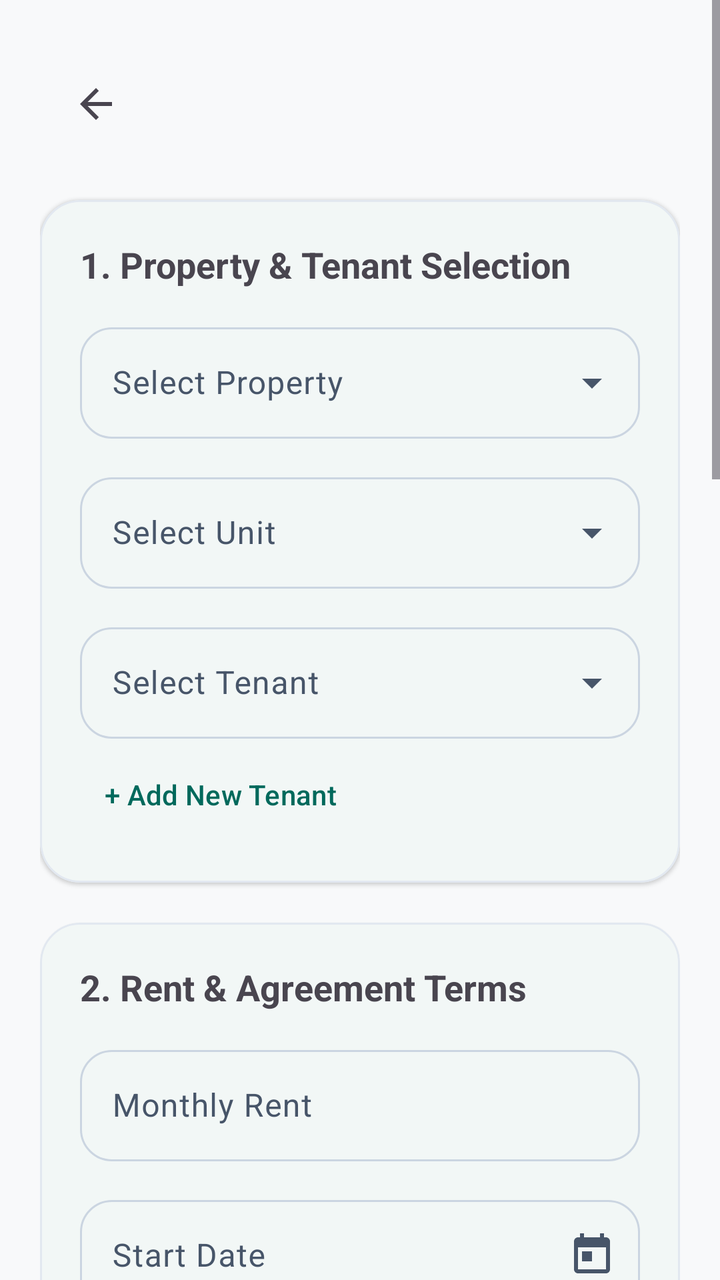
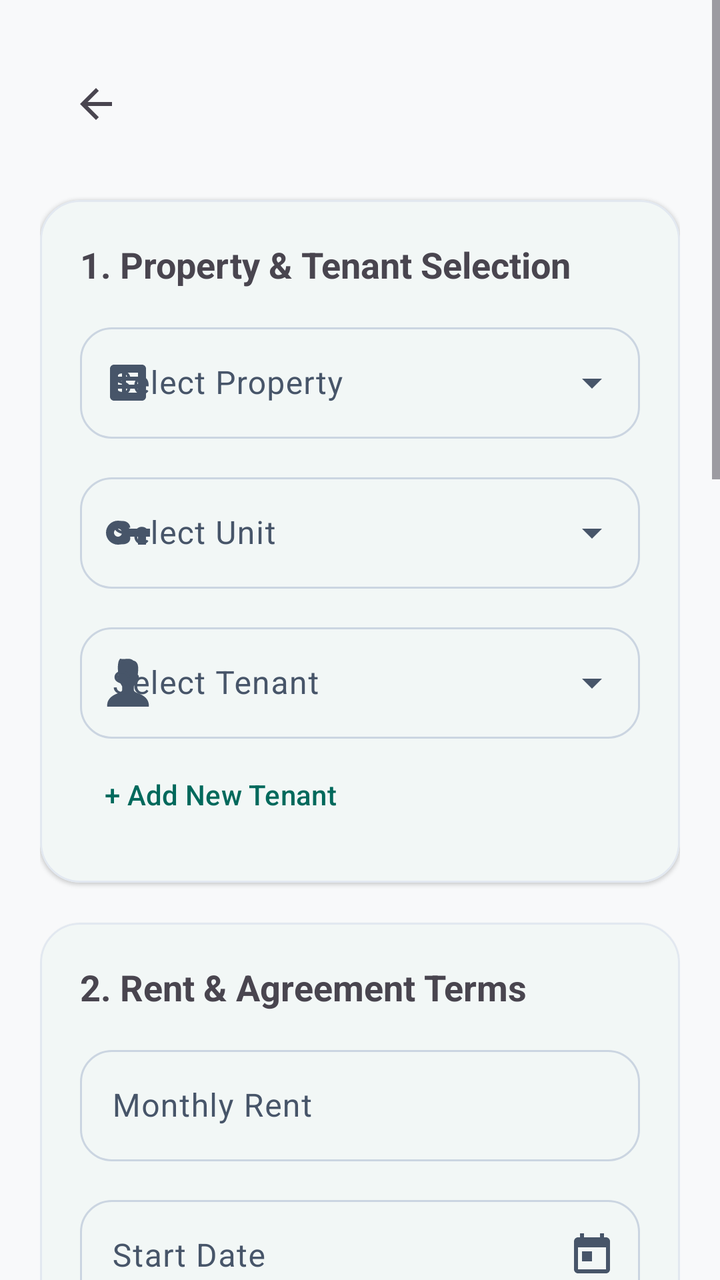

Before-and-after screenshots of an Android layout around one commit, followed by the original layout XML and the change that was made.
<!-- AndroidManifest.xml: application theme Theme.RobHouseRental -->
<!-- res/layout/activity_add_tenancy.xml -->
<?xml version="1.0" encoding="utf-8"?>
<ScrollView
    xmlns:android="http://schemas.android.com/apk/res/android"
    xmlns:app="http://schemas.android.com/apk/res-auto"
    android:layout_width="match_parent"
    android:layout_height="match_parent"
    android:fitsSystemWindows="true"
    android:fillViewport="true">

    <LinearLayout
        android:layout_width="match_parent"
        android:layout_height="wrap_content"
        android:orientation="vertical"
        android:padding="20dp">

        
        <com.google.android.material.appbar.MaterialToolbar
            android:id="@+id/toolbarAddTenancy"
            android:layout_width="match_parent"
            android:layout_height="?attr/actionBarSize"
            android:title="@string/add_tenancy_title"
            app:navigationIcon="@drawable/ic_arrow_back" />

        
        <com.google.android.material.card.MaterialCardView
            android:layout_width="match_parent"
            android:layout_height="wrap_content"
            android:layout_marginTop="16dp"
            app:cardCornerRadius="20dp"
            app:cardElevation="1dp"
            app:strokeWidth="1dp">

            <LinearLayout
                android:layout_width="match_parent"
                android:layout_height="wrap_content"
                android:orientation="vertical"
                android:padding="20dp">

                <TextView
                    android:layout_width="match_parent"
                    android:layout_height="wrap_content"
                    android:text="@string/property_selection_step"
                    android:textSize="18sp"
                    android:textStyle="bold" />

                
                <com.google.android.material.textfield.TextInputLayout
                    android:id="@+id/layoutSelectProperty"
                    style="@style/Widget.Material3.TextInputLayout.OutlinedBox.ExposedDropdownMenu"
                    android:layout_width="match_parent"
                    android:layout_height="wrap_content"
                    android:layout_marginTop="14dp"
                    android:hint="@string/select_property"
                    app:boxCornerRadiusBottomEnd="16dp"
                    app:boxCornerRadiusBottomStart="16dp"
                    app:boxCornerRadiusTopEnd="16dp"
                    app:boxCornerRadiusTopStart="16dp">

                    <com.google.android.material.textfield.MaterialAutoCompleteTextView
                        android:id="@+id/autoProperty"
                        android:layout_width="match_parent"
                        android:layout_height="wrap_content"
                        android:inputType="none"
                        android:textSize="16sp" />

                </com.google.android.material.textfield.TextInputLayout>

                
                <com.google.android.material.textfield.TextInputLayout
                    android:id="@+id/layoutSelectUnit"
                    style="@style/Widget.Material3.TextInputLayout.OutlinedBox.ExposedDropdownMenu"
                    android:layout_width="match_parent"
                    android:layout_height="wrap_content"
                    android:layout_marginTop="14dp"
                    android:hint="@string/select_unit"
                    app:boxCornerRadiusBottomEnd="16dp"
                    app:boxCornerRadiusBottomStart="16dp"
                    app:boxCornerRadiusTopEnd="16dp"
                    app:boxCornerRadiusTopStart="16dp">

                    <com.google.android.material.textfield.MaterialAutoCompleteTextView
                        android:id="@+id/autoUnit"
                        android:layout_width="match_parent"
                        android:layout_height="wrap_content"
                        android:inputType="none"
                        android:textSize="16sp" />

                </com.google.android.material.textfield.TextInputLayout>

                
                <com.google.android.material.textfield.TextInputLayout
                    android:id="@+id/layoutSelectTenant"
                    style="@style/Widget.Material3.TextInputLayout.OutlinedBox.ExposedDropdownMenu"
                    android:layout_width="match_parent"
                    android:layout_height="wrap_content"
                    android:layout_marginTop="14dp"
                    android:hint="@string/select_tenant"
                    app:boxCornerRadiusBottomEnd="16dp"
                    app:boxCornerRadiusBottomStart="16dp"
                    app:boxCornerRadiusTopEnd="16dp"
                    app:boxCornerRadiusTopStart="16dp">

                    <com.google.android.material.textfield.MaterialAutoCompleteTextView
                        android:id="@+id/autoTenant"
                        android:layout_width="match_parent"
                        android:layout_height="wrap_content"
                        android:inputType="none"
                        android:textSize="16sp" />

                </com.google.android.material.textfield.TextInputLayout>

                
                <com.google.android.material.button.MaterialButton
                    android:id="@+id/btnAddTenantShortcut"
                    style="@style/Widget.Material3.Button.TextButton"
                    android:layout_width="wrap_content"
                    android:layout_height="wrap_content"
                    android:layout_marginTop="4dp"
                    android:text="@string/add_new_tenant_option"
                    android:textSize="14sp" />

            </LinearLayout>

        </com.google.android.material.card.MaterialCardView>

        
        <com.google.android.material.card.MaterialCardView
            android:layout_width="match_parent"
            android:layout_height="wrap_content"
            android:layout_marginTop="20dp"
            app:cardCornerRadius="20dp"
            app:cardElevation="1dp"
            app:strokeWidth="1dp">

            <LinearLayout
                android:layout_width="match_parent"
                android:layout_height="wrap_content"
                android:orientation="vertical"
                android:padding="20dp">

                <TextView
                    android:layout_width="match_parent"
                    android:layout_height="wrap_content"
                    android:text="@string/rent_agreement_terms_step"
                    android:textSize="18sp"
                    android:textStyle="bold" />

                
                <com.google.android.material.textfield.TextInputLayout
                    android:id="@+id/layoutMonthlyRent"
                    style="@style/Widget.Material3.TextInputLayout.OutlinedBox"
                    android:layout_width="match_parent"
                    android:layout_height="wrap_content"
                    android:layout_marginTop="14dp"
                    android:hint="@string/monthly_rent"
                    app:boxCornerRadiusBottomEnd="16dp"
                    app:boxCornerRadiusBottomStart="16dp"
                    app:boxCornerRadiusTopEnd="16dp"
                    app:boxCornerRadiusTopStart="16dp"
                    app:prefixText="৳ ">

                    <com.google.android.material.textfield.TextInputEditText
                        android:id="@+id/etMonthlyRent"
                        android:layout_width="match_parent"
                        android:layout_height="wrap_content"
                        android:inputType="numberDecimal"
                        android:textSize="16sp" />

                </com.google.android.material.textfield.TextInputLayout>

                
                <com.google.android.material.textfield.TextInputLayout
                    android:id="@+id/layoutStartDate"
                    style="@style/Widget.Material3.TextInputLayout.OutlinedBox"
                    android:layout_width="match_parent"
                    android:layout_height="wrap_content"
                    android:layout_marginTop="14dp"
                    android:hint="@string/start_date"
                    app:boxCornerRadiusBottomEnd="16dp"
                    app:boxCornerRadiusBottomStart="16dp"
                    app:boxCornerRadiusTopEnd="16dp"
                    app:boxCornerRadiusTopStart="16dp"
                    app:endIconDrawable="@drawable/ic_calendar"
                    app:endIconMode="custom">

                    <com.google.android.material.textfield.TextInputEditText
                        android:id="@+id/etStartDate"
                        android:layout_width="match_parent"
                        android:layout_height="wrap_content"
                        android:clickable="true"
                        android:cursorVisible="false"
                        android:focusable="false"
                        android:inputType="none"
                        android:textSize="16sp" />

                </com.google.android.material.textfield.TextInputLayout>

                
                <com.google.android.material.textfield.TextInputLayout
                    android:id="@+id/layoutEndDate"
                    style="@style/Widget.Material3.TextInputLayout.OutlinedBox"
                    android:layout_width="match_parent"
                    android:layout_height="wrap_content"
                    android:layout_marginTop="14dp"
                    android:hint="@string/end_date"
                    app:boxCornerRadiusBottomEnd="16dp"
                    app:boxCornerRadiusBottomStart="16dp"
                    app:boxCornerRadiusTopEnd="16dp"
                    app:boxCornerRadiusTopStart="16dp"
                    app:endIconDrawable="@drawable/ic_calendar"
                    app:endIconMode="custom">

                    <com.google.android.material.textfield.TextInputEditText
                        android:id="@+id/etEndDate"
                        android:layout_width="match_parent"
                        android:layout_height="wrap_content"
                        android:clickable="true"
                        android:cursorVisible="false"
                        android:focusable="false"
                        android:inputType="none"
                        android:textSize="16sp" />

                </com.google.android.material.textfield.TextInputLayout>

                
                <com.google.android.material.textfield.TextInputLayout
                    android:id="@+id/layoutServiceCharge"
                    style="@style/Widget.Material3.TextInputLayout.OutlinedBox"
                    android:layout_width="match_parent"
                    android:layout_height="wrap_content"
                    android:layout_marginTop="14dp"
                    android:hint="@string/service_charge"
                    app:boxCornerRadiusBottomEnd="16dp"
                    app:boxCornerRadiusBottomStart="16dp"
                    app:boxCornerRadiusTopEnd="16dp"
                    app:boxCornerRadiusTopStart="16dp"
                    app:prefixText="৳ ">

                    <com.google.android.material.textfield.TextInputEditText
                        android:id="@+id/etServiceCharge"
                        android:layout_width="match_parent"
                        android:layout_height="wrap_content"
                        android:inputType="numberDecimal"
                        android:textSize="16sp" />

                </com.google.android.material.textfield.TextInputLayout>

                
                <com.google.android.material.textfield.TextInputLayout
                    android:id="@+id/layoutSecurityDeposit"
                    style="@style/Widget.Material3.TextInputLayout.OutlinedBox"
                    android:layout_width="match_parent"
                    android:layout_height="wrap_content"
                    android:layout_marginTop="14dp"
                    android:hint="@string/security_deposit"
                    app:boxCornerRadiusBottomEnd="16dp"
                    app:boxCornerRadiusBottomStart="16dp"
                    app:boxCornerRadiusTopEnd="16dp"
                    app:boxCornerRadiusTopStart="16dp"
                    app:prefixText="৳ ">

                    <com.google.android.material.textfield.TextInputEditText
                        android:id="@+id/etSecurityDeposit"
                        android:layout_width="match_parent"
                        android:layout_height="wrap_content"
                        android:inputType="numberDecimal"
                        android:textSize="16sp" />

                </com.google.android.material.textfield.TextInputLayout>

                
                <com.google.android.material.textfield.TextInputLayout
                    android:id="@+id/layoutAdvanceAmount"
                    style="@style/Widget.Material3.TextInputLayout.OutlinedBox"
                    android:layout_width="match_parent"
                    android:layout_height="wrap_content"
                    android:layout_marginTop="14dp"
                    android:hint="@string/advance_amount"
                    app:boxCornerRadiusBottomEnd="16dp"
                    app:boxCornerRadiusBottomStart="16dp"
                    app:boxCornerRadiusTopEnd="16dp"
                    app:boxCornerRadiusTopStart="16dp"
                    app:prefixText="৳ ">

                    <com.google.android.material.textfield.TextInputEditText
                        android:id="@+id/etAdvanceAmount"
                        android:layout_width="match_parent"
                        android:layout_height="wrap_content"
                        android:inputType="numberDecimal"
                        android:textSize="16sp" />

                </com.google.android.material.textfield.TextInputLayout>

                
                <com.google.android.material.textfield.TextInputLayout
                    android:id="@+id/layoutAgreementNumber"
                    style="@style/Widget.Material3.TextInputLayout.OutlinedBox"
                    android:layout_width="match_parent"
                    android:layout_height="wrap_content"
                    android:layout_marginTop="14dp"
                    android:hint="@string/agreement_number"
                    app:boxCornerRadiusBottomEnd="16dp"
                    app:boxCornerRadiusBottomStart="16dp"
                    app:boxCornerRadiusTopEnd="16dp"
                    app:boxCornerRadiusTopStart="16dp">

                    <com.google.android.material.textfield.TextInputEditText
                        android:id="@+id/etAgreementNumber"
                        android:layout_width="match_parent"
                        android:layout_height="wrap_content"
                        android:hint="@string/agreement_number_hint"
                        android:inputType="textCapCharacters"
                        android:textSize="16sp" />

                </com.google.android.material.textfield.TextInputLayout>

                
                <com.google.android.material.card.MaterialCardView
                    android:layout_width="match_parent"
                    android:layout_height="wrap_content"
                    android:layout_marginTop="16dp"
                    app:cardCornerRadius="16dp"
                    app:cardElevation="1dp"
                    app:strokeWidth="1dp">

                    <LinearLayout
                        android:layout_width="match_parent"
                        android:layout_height="wrap_content"
                        android:orientation="vertical"
                        android:padding="16dp">

                        <TextView
                            android:layout_width="match_parent"
                            android:layout_height="wrap_content"
                            android:text="@string/tenancy_meter_section_title"
                            android:textSize="15sp"
                            android:textStyle="bold" />

                        
                        <com.google.android.material.textfield.TextInputLayout
                            android:id="@+id/layoutElecMeter"
                            style="@style/Widget.Material3.TextInputLayout.OutlinedBox"
                            android:layout_width="match_parent"
                            android:layout_height="wrap_content"
                            android:layout_marginTop="10dp"
                            android:hint="@string/meter_electricity"
                            app:boxCornerRadiusBottomEnd="12dp"
                            app:boxCornerRadiusBottomStart="12dp"
                            app:boxCornerRadiusTopEnd="12dp"
                            app:boxCornerRadiusTopStart="12dp">

                            <com.google.android.material.textfield.TextInputEditText
                                android:id="@+id/etElectricityMeter"
                                android:layout_width="match_parent"
                                android:layout_height="wrap_content"
                                android:hint="@string/meter_electricity_hint"
                                android:inputType="text"
                                android:textSize="15sp" />

                        </com.google.android.material.textfield.TextInputLayout>

                        
                        <com.google.android.material.textfield.TextInputLayout
                            android:id="@+id/layoutWaterMeter"
                            style="@style/Widget.Material3.TextInputLayout.OutlinedBox"
                            android:layout_width="match_parent"
                            android:layout_height="wrap_content"
                            android:layout_marginTop="10dp"
                            android:hint="@string/meter_water"
                            app:boxCornerRadiusBottomEnd="12dp"
                            app:boxCornerRadiusBottomStart="12dp"
                            app:boxCornerRadiusTopEnd="12dp"
                            app:boxCornerRadiusTopStart="12dp">

                            <com.google.android.material.textfield.TextInputEditText
                                android:id="@+id/etWaterAccount"
                                android:layout_width="match_parent"
                                android:layout_height="wrap_content"
                                android:inputType="text"
                                android:textSize="15sp" />

                        </com.google.android.material.textfield.TextInputLayout>

                        
                        <com.google.android.material.textfield.TextInputLayout
                            android:id="@+id/layoutGasMeter"
                            style="@style/Widget.Material3.TextInputLayout.OutlinedBox"
                            android:layout_width="match_parent"
                            android:layout_height="wrap_content"
                            android:layout_marginTop="10dp"
                            android:hint="@string/meter_gas"
                            app:boxCornerRadiusBottomEnd="12dp"
                            app:boxCornerRadiusBottomStart="12dp"
                            app:boxCornerRadiusTopEnd="12dp"
                            app:boxCornerRadiusTopStart="12dp">

                            <com.google.android.material.textfield.TextInputEditText
                                android:id="@+id/etGasAccount"
                                android:layout_width="match_parent"
                                android:layout_height="wrap_content"
                                android:inputType="text"
                                android:textSize="15sp" />

                        </com.google.android.material.textfield.TextInputLayout>

                        
                        <com.google.android.material.textfield.TextInputLayout
                            android:id="@+id/layoutInternetMeter"
                            style="@style/Widget.Material3.TextInputLayout.OutlinedBox"
                            android:layout_width="match_parent"
                            android:layout_height="wrap_content"
                            android:layout_marginTop="10dp"
                            android:hint="@string/meter_internet"
                            app:boxCornerRadiusBottomEnd="12dp"
                            app:boxCornerRadiusBottomStart="12dp"
                            app:boxCornerRadiusTopEnd="12dp"
                            app:boxCornerRadiusTopStart="12dp">

                            <com.google.android.material.textfield.TextInputEditText
                                android:id="@+id/etInternetAccount"
                                android:layout_width="match_parent"
                                android:layout_height="wrap_content"
                                android:inputType="text"
                                android:textSize="15sp" />

                        </com.google.android.material.textfield.TextInputLayout>

                    </LinearLayout>

                </com.google.android.material.card.MaterialCardView>

                
                <com.google.android.material.textfield.TextInputLayout
                    android:id="@+id/layoutTenancyStatus"
                    style="@style/Widget.Material3.TextInputLayout.OutlinedBox.ExposedDropdownMenu"
                    android:layout_width="match_parent"
                    android:layout_height="wrap_content"
                    android:layout_marginTop="14dp"
                    android:hint="@string/unit_status"
                    app:boxCornerRadiusBottomEnd="16dp"
                    app:boxCornerRadiusBottomStart="16dp"
                    app:boxCornerRadiusTopEnd="16dp"
                    app:boxCornerRadiusTopStart="16dp">

                    <com.google.android.material.textfield.MaterialAutoCompleteTextView
                        android:id="@+id/autoTenancyStatus"
                        android:layout_width="match_parent"
                        android:layout_height="wrap_content"
                        android:inputType="none"
                        android:textSize="16sp" />

                </com.google.android.material.textfield.TextInputLayout>

                
                <com.google.android.material.textfield.TextInputLayout
                    android:id="@+id/layoutTenancyNotes"
                    style="@style/Widget.Material3.TextInputLayout.OutlinedBox"
                    android:layout_width="match_parent"
                    android:layout_height="wrap_content"
                    android:layout_marginTop="14dp"
                    android:hint="@string/notes"
                    app:boxCornerRadiusBottomEnd="16dp"
                    app:boxCornerRadiusBottomStart="16dp"
                    app:boxCornerRadiusTopEnd="16dp"
                    app:boxCornerRadiusTopStart="16dp">

                    <com.google.android.material.textfield.TextInputEditText
                        android:id="@+id/etTenancyNotes"
                        android:layout_width="match_parent"
                        android:layout_height="wrap_content"
                        android:gravity="top"
                        android:inputType="textMultiLine"
                        android:minLines="3"
                        android:textSize="16sp" />

                </com.google.android.material.textfield.TextInputLayout>

            </LinearLayout>

        </com.google.android.material.card.MaterialCardView>

        
        <com.google.android.material.button.MaterialButton
            android:id="@+id/btnSaveTenancy"
            android:layout_width="match_parent"
            android:layout_height="wrap_content"
            android:layout_marginTop="24dp"
            android:minHeight="56dp"
            android:text="@string/save_tenancy"
            android:textSize="17sp"
            app:cornerRadius="16dp" />

        <Space
            android:layout_width="match_parent"
            android:layout_height="24dp" />

    </LinearLayout>

</ScrollView>
<!-- resources referenced by this layout -->
<resources>
  <string name="add_new_tenant_option">+ Add New Tenant</string>
  <string name="add_tenancy_title">Create Tenancy</string>
  <string name="advance_amount">Advance Amount</string>
  <string name="agreement_number">Agreement Number</string>
  <string name="end_date">End Date (Optional)</string>
  <string name="meter_gas">Gas Account No.</string>
  <string name="meter_water">Water Customer Account No.</string>
  <string name="monthly_rent">Monthly Rent</string>
  <string name="notes">Notes</string>
  <string name="save_tenancy">Create Tenancy</string>
  <string name="security_deposit">Security Deposit</string>
  <string name="select_property">Select Property</string>
  <string name="select_tenant">Select Tenant</string>
  <string name="select_unit">Select Unit</string>
  <string name="service_charge">Service Charge</string>
  <string name="start_date">Start Date</string>
  <string name="unit_status">Status</string>
  <color name="md_theme_primary">#00695C</color>
  <color name="md_theme_onPrimary">#FFFFFF</color>
  <color name="md_theme_primaryContainer">#E0F2F1</color>
  <color name="md_theme_onPrimaryContainer">#00201A</color>
  <color name="md_theme_secondary">#1565C0</color>
  <color name="md_theme_onSecondary">#FFFFFF</color>
  <color name="md_theme_secondaryContainer">#E3F2FD</color>
  <color name="md_theme_onSecondaryContainer">#001D36</color>
  <color name="md_theme_tertiary">#6D4C41</color>
  <color name="md_theme_onTertiary">#FFFFFF</color>
  <color name="md_theme_tertiaryContainer">#EFEBE9</color>
  <color name="md_theme_onTertiaryContainer">#25150F</color>
  <color name="md_theme_background">#F8F9FA</color>
  <color name="md_theme_onBackground">#191C1D</color>
  <color name="md_theme_surface">#FFFFFF</color>
  <color name="md_theme_onSurface">#191C1D</color>
  <color name="md_theme_surfaceVariant">#F1F5F9</color>
  <color name="md_theme_onSurfaceVariant">#475569</color>
  <color name="md_theme_outline">#CBD5E1</color>
  <color name="md_theme_outlineVariant">#E2E8F0</color>
  <!-- unchanged entries left out for length: 12 -->
</resources>

<!-- the commit's change to res/layout/activity_add_tenancy.xml (unified diff, before → after) -->
@@ -54,7 +54,8 @@
                     app:boxCornerRadiusBottomEnd="16dp"
                     app:boxCornerRadiusBottomStart="16dp"
                     app:boxCornerRadiusTopEnd="16dp"
-                    app:boxCornerRadiusTopStart="16dp">
+                    app:boxCornerRadiusTopStart="16dp"
+                    app:startIconDrawable="@drawable/ic_building">
 
                     <com.google.android.material.textfield.MaterialAutoCompleteTextView
                         android:id="@+id/autoProperty"
@@ -76,7 +77,8 @@
                     app:boxCornerRadiusBottomEnd="16dp"
                     app:boxCornerRadiusBottomStart="16dp"
                     app:boxCornerRadiusTopEnd="16dp"
-                    app:boxCornerRadiusTopStart="16dp">
+                    app:boxCornerRadiusTopStart="16dp"
+                    app:startIconDrawable="@drawable/ic_unit_key">
 
                     <com.google.android.material.textfield.MaterialAutoCompleteTextView
                         android:id="@+id/autoUnit"
@@ -98,7 +100,8 @@
                     app:boxCornerRadiusBottomEnd="16dp"
                     app:boxCornerRadiusBottomStart="16dp"
                     app:boxCornerRadiusTopEnd="16dp"
-                    app:boxCornerRadiusTopStart="16dp">
+                    app:boxCornerRadiusTopStart="16dp"
+                    app:startIconDrawable="@drawable/ic_person">
 
                     <com.google.android.material.textfield.MaterialAutoCompleteTextView
                         android:id="@+id/autoTenant"
<!-- resource entries referenced after the edit -->
@@ -1,5 +1,31 @@
 <!-- resources referenced by this layout -->
 <resources>
+  <!-- drawable ic_building (drawable) -->
+  <vector xmlns:android="http://schemas.android.com/apk/res/android"
+      android:width="24dp"
+      android:height="24dp"
+      android:viewportWidth="24"
+      android:viewportHeight="24">
+    <path
+        android:fillColor="#FF000000"
+        android:pathData="M19,3H5C3.9,3 3,3.9 3,5V19C3,20.1 3.9,21 5,21H19C20.1,21 21,20.1 21,19V5C21,3.9 20.1,3 19,3ZM7,7H9V9H7V7ZM7,11H9V13H7V11ZM7,15H9V17H7V15ZM17,17H11V15H17V17ZM17,13H11V11H17V13ZM17,9H11V7H17V9Z"/>
+  </vector>
+  <!-- drawable ic_person (drawable) -->
+  <vector xmlns:android="http://schemas.android.com/apk/res/android" android:height="24dp" android:viewportHeight="512" android:viewportWidth="512" android:width="24dp">
+        
+      <path android:fillColor="#000000" android:pathData="M359.51,367.61c-19.11,-7.15 -40.88,-18.28 -40.88,-32.68c0,-9.53 0,-21.44 0,-37.78c7,-19.39 17.51,-20.78 22.77,-50.55c12.25,-4.38 19.26,-11.38 28.01,-42.03c6.57,-23.06 -3.11,-29.25 -9.38,-30.91c0.13,-1.23 0.26,-2.47 0.36,-3.92c2.37,-34.54 22.42,-137.08 -47.01,-149.33c-18.38,-14.3 -30.04,-20.77 -69.44,-18.38C219,2.04 200.05,7.55 173.63,0c-35.24,29.57 -25.56,126.66 -20.63,173.5c-6.2,1.39 -16.89,7.15 -10.05,31.08c8.74,30.64 15.75,37.65 28,42.03c5.26,29.76 21.25,39.32 22.42,50.55c0,16.34 0,28.25 0,37.78c0,14.4 -23.49,26.55 -40.88,32.68C119.06,379.4 25.91,414.27 34.07,512h443.86C486.09,414.27 392.71,380.04 359.51,367.61z"/>
+      
+  </vector>
+  <!-- drawable ic_unit_key (drawable) -->
+  <vector xmlns:android="http://schemas.android.com/apk/res/android"
+      android:width="24dp"
+      android:height="24dp"
+      android:viewportWidth="24"
+      android:viewportHeight="24">
+    <path
+        android:fillColor="#FF000000"
+        android:pathData="M12.65,10C11.83,7.67 9.61,6 7,6C3.69,6 1,8.69 1,12C1,15.31 3.69,18 7,18C9.61,18 11.83,16.33 12.65,14H17V18H21V14H23V10H12.65ZM7,14C5.9,14 5,13.1 5,12C5,10.9 5.9,10 7,10C8.1,10 9,10.9 9,12C9,13.1 8.1,14 7,14Z"/>
+  </vector>
   <string name="add_new_tenant_option">+ Add New Tenant</string>
   <string name="add_tenancy_title">Create Tenancy</string>
   <string name="advance_amount">Advance Amount</string>
